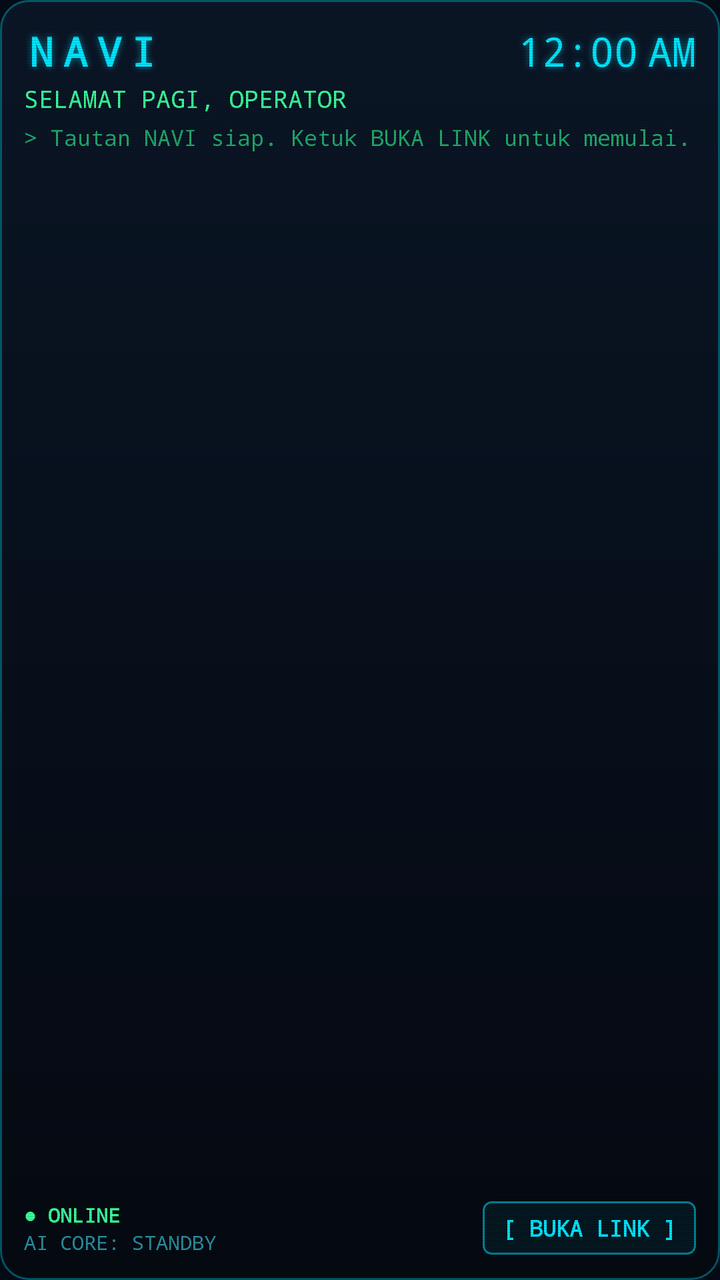
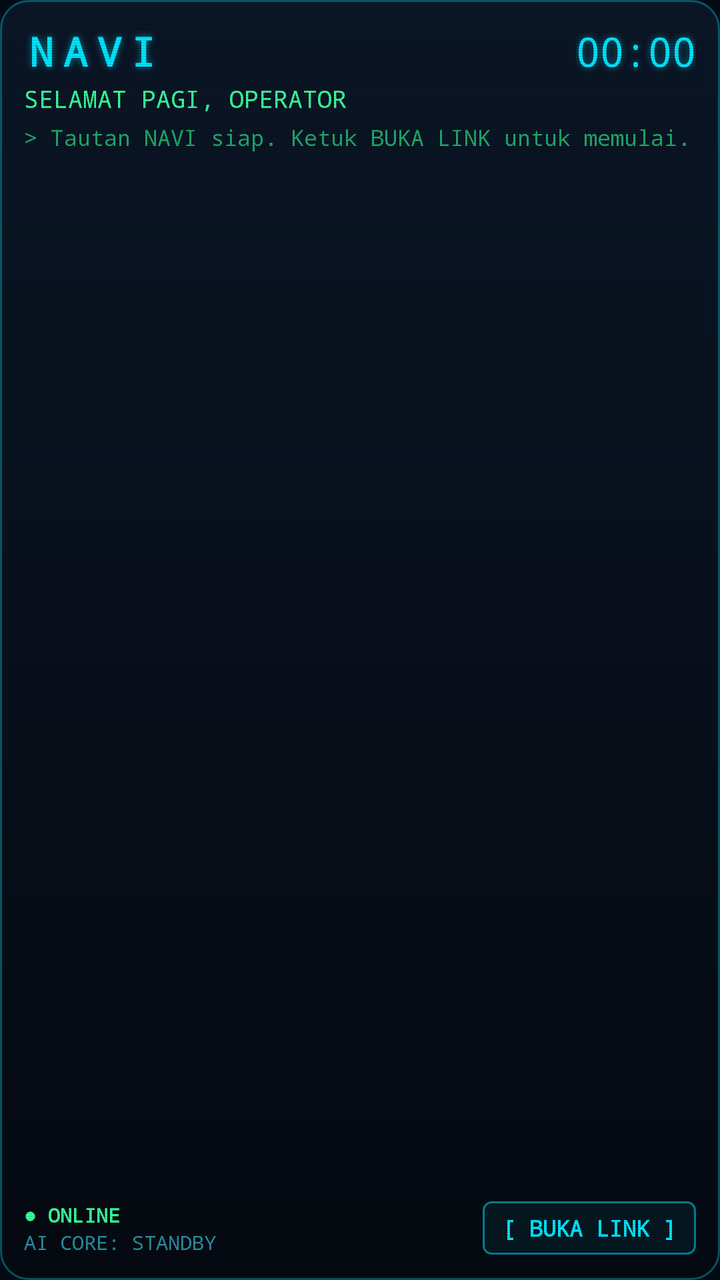

Screens rendered from an Android XML layout before and after an edit, with the pre-edit source and the edit as a unified diff.
<!-- AndroidManifest.xml: application theme Theme.Navi -->
<!-- res/layout/navi_widget.xml -->
<?xml version="1.0" encoding="utf-8"?>
<FrameLayout xmlns:android="http://schemas.android.com/apk/res/android"
    android:id="@+id/widget_root"
    android:layout_width="match_parent"
    android:layout_height="match_parent"
    android:background="@drawable/navi_widget_bg">

    <LinearLayout
        android:layout_width="match_parent"
        android:layout_height="match_parent"
        android:orientation="vertical"
        android:padding="12dp">

        
        <LinearLayout
            android:layout_width="match_parent"
            android:layout_height="wrap_content"
            android:gravity="center_vertical"
            android:orientation="horizontal">

            <TextView
                android:id="@+id/widget_name"
                android:layout_width="0dp"
                android:layout_height="wrap_content"
                android:layout_weight="1"
                android:fontFamily="monospace"
                android:letterSpacing="0.25"
                android:singleLine="true"
                android:text="@string/app_name"
                android:textColor="@color/navi_cyan"
                android:textSize="20sp"
                android:textStyle="bold"
                android:shadowColor="@color/navi_glow"
                android:shadowDx="0"
                android:shadowDy="0"
                android:shadowRadius="8" />

            <TextClock
                android:id="@+id/widget_clock"
                android:layout_width="wrap_content"
                android:layout_height="wrap_content"
                android:fontFamily="monospace"
                android:format12Hr="HH:mm"
                android:format24Hr="HH:mm"
                android:textColor="@color/navi_cyan"
                android:textSize="20sp"
                android:shadowColor="@color/navi_glow"
                android:shadowDx="0"
                android:shadowDy="0"
                android:shadowRadius="8" />
        </LinearLayout>

        
        <TextView
            android:id="@+id/widget_greeting"
            android:layout_width="match_parent"
            android:layout_height="wrap_content"
            android:layout_marginTop="2dp"
            android:ellipsize="end"
            android:fontFamily="monospace"
            android:singleLine="true"
            android:text="@string/widget_sample_greeting"
            android:textColor="@color/navi_green"
            android:textSize="12sp" />

        
        <TextView
            android:id="@+id/widget_message"
            android:layout_width="match_parent"
            android:layout_height="0dp"
            android:layout_marginTop="4dp"
            android:layout_weight="1"
            android:ellipsize="end"
            android:fontFamily="monospace"
            android:maxLines="2"
            android:text="@string/widget_sample_message"
            android:textColor="@color/navi_green_dim"
            android:textSize="11sp" />

        
        <LinearLayout
            android:layout_width="match_parent"
            android:layout_height="wrap_content"
            android:gravity="center_vertical"
            android:orientation="horizontal">

            <LinearLayout
                android:layout_width="0dp"
                android:layout_height="wrap_content"
                android:layout_weight="1"
                android:orientation="vertical">

                <TextView
                    android:id="@+id/widget_link_status"
                    android:layout_width="wrap_content"
                    android:layout_height="wrap_content"
                    android:fontFamily="monospace"
                    android:singleLine="true"
                    android:text="@string/status_online"
                    android:textColor="@color/navi_green"
                    android:textSize="10sp"
                    android:textStyle="bold" />

                <TextView
                    android:id="@+id/widget_core_status"
                    android:layout_width="wrap_content"
                    android:layout_height="wrap_content"
                    android:ellipsize="end"
                    android:fontFamily="monospace"
                    android:singleLine="true"
                    android:text="@string/widget_sample_core"
                    android:textColor="@color/navi_cyan_dim"
                    android:textSize="10sp" />
            </LinearLayout>

            <TextView
                android:id="@+id/widget_open_button"
                android:layout_width="wrap_content"
                android:layout_height="wrap_content"
                android:background="@drawable/navi_button_bg"
                android:contentDescription="@string/widget_open_description"
                android:fontFamily="monospace"
                android:paddingLeft="10dp"
                android:paddingTop="6dp"
                android:paddingRight="10dp"
                android:paddingBottom="6dp"
                android:singleLine="true"
                android:text="@string/widget_open_button"
                android:textColor="@color/navi_cyan"
                android:textSize="11sp"
                android:textStyle="bold" />
        </LinearLayout>
    </LinearLayout>

    
    <FrameLayout
        android:layout_width="match_parent"
        android:layout_height="match_parent"
        android:layout_margin="4dp"
        android:background="@drawable/scanlines"
        android:importantForAccessibility="no" />
</FrameLayout>
<!-- resources referenced by this layout -->
<resources>
  <color name="navi_cyan">#FF00E5FF</color>
  <color name="navi_cyan_dim">#FF2A8FA0</color>
  <color name="navi_glow">#8800E5FF</color>
  <color name="navi_green">#FF39FF9A</color>
  <color name="navi_green_dim">#FF1FA86A</color>
  <!-- drawable navi_button_bg (drawable) -->
  <?xml version="1.0" encoding="utf-8"?>
  <selector xmlns:android="http://schemas.android.com/apk/res/android">
      <item android:state_pressed="true">
          <shape android:shape="rectangle">
              <solid android:color="#3300E5FF" />
              <stroke
                  android:width="1dp"
                  android:color="@color/navi_cyan" />
              <corners android:radius="4dp" />
          </shape>
      </item>
      <item>
          <shape android:shape="rectangle">
              <solid android:color="#0F00E5FF" />
              <stroke
                  android:width="1dp"
                  android:color="#8800E5FF" />
              <corners android:radius="4dp" />
          </shape>
      </item>
  </selector>
  <!-- drawable navi_widget_bg (drawable) -->
  <?xml version="1.0" encoding="utf-8"?>
  <shape xmlns:android="http://schemas.android.com/apk/res/android"
      android:shape="rectangle">
      <gradient
          android:angle="270"
          android:endColor="#F2040910"
          android:startColor="#F20A1626" />
      <stroke
          android:width="1dp"
          android:color="@color/navi_line" />
      <corners android:radius="14dp" />
  </shape>
  <!-- drawable scanlines (drawable) -->
  <?xml version="1.0" encoding="utf-8"?>
  <bitmap xmlns:android="http://schemas.android.com/apk/res/android"
      android:src="@drawable/scanline_tile"
      android:tileMode="repeat" />
  <string name="app_name">NAVI</string>
  <string name="status_online">● ONLINE</string>
  <string name="widget_open_button">[ BUKA LINK ]</string>
  <string name="widget_open_description">Buka percakapan NAVI</string>
  <string name="widget_sample_core">AI CORE: STANDBY</string>
  <string name="widget_sample_greeting">SELAMAT PAGI, OPERATOR</string>
  <string name="widget_sample_message">&gt; Tautan NAVI siap. Ketuk BUKA LINK untuk memulai.</string>
  <style name="Theme.Navi" parent="Theme.AppCompat.NoActionBar">
          <item name="android:windowBackground">@color/navi_bg</item>
          <item name="android:textColor">@color/navi_green</item>
          <item name="android:windowLightStatusBar">false</item>
      </style>
  <color name="navi_line">#5500E5FF</color>
  <!-- drawable scanline_tile: png bitmap (drawable-nodpi, 73 bytes) -->
  <color name="navi_bg">#FF050B14</color>
</resources>

<!-- the commit's change to res/layout/navi_widget.xml (unified diff, before → after) -->
@@ -40,8 +40,8 @@
                 android:layout_width="wrap_content"
                 android:layout_height="wrap_content"
                 android:fontFamily="monospace"
-                android:format12Hr="HH:mm"
-                android:format24Hr="HH:mm"
+                android:format12Hour="HH:mm"
+                android:format24Hour="HH:mm"
                 android:textColor="@color/navi_cyan"
                 android:textSize="20sp"
                 android:shadowColor="@color/navi_glow"
